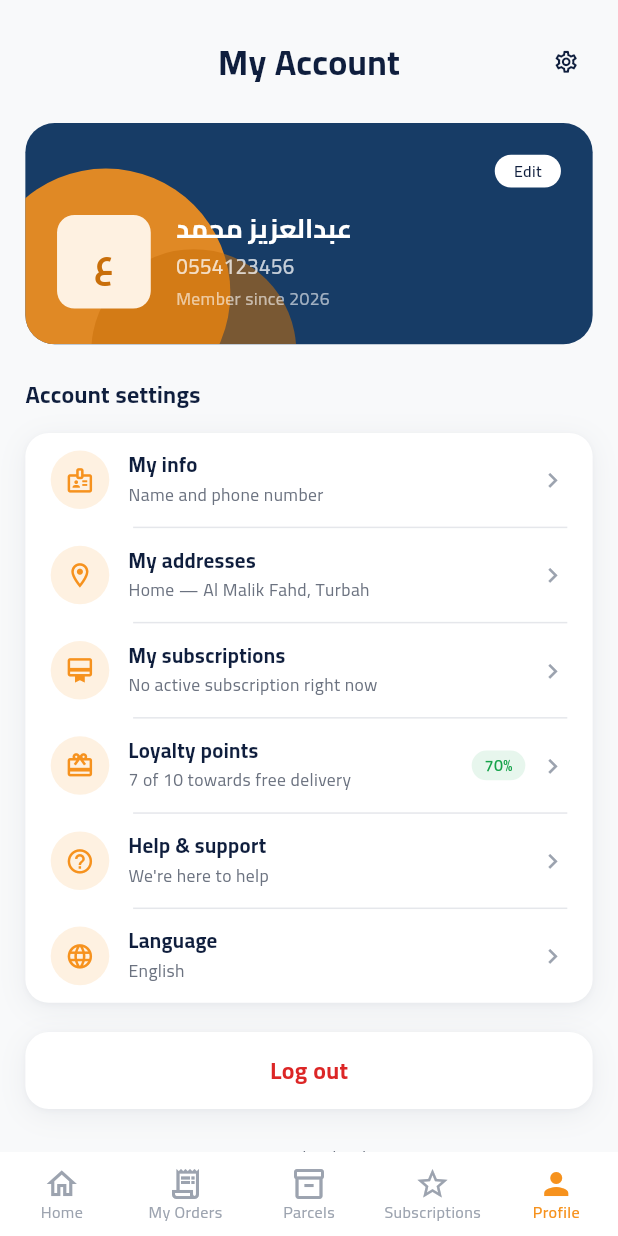
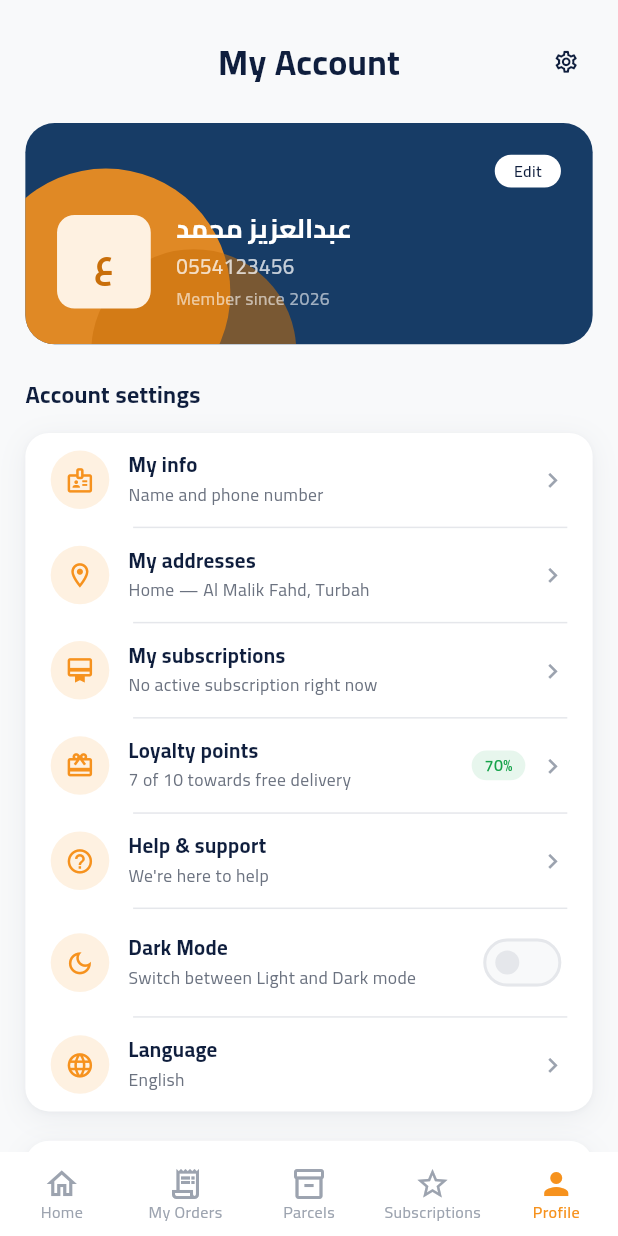
Before and after one commit to ibnRizk/ssm, a Flutter app: the screen it shows after launch, item 5 of the bottom bar chosen, on a phone screen of 412 x 824 dp. Run offline on Flutter 3.47's test engine with Material 3 defaults, Android fonts, the phone set to English and light mode, and no system bars; our stand-ins replace cached_network_image, dartz, dio, equatable, flutter_bloc, flutter_screenutil and 9 more.

Commit message:
feat: add dark mode support with theme toggle functionality and UI updates

```diff
--- a/lang/ar.json
+++ b/lang/ar.json
@@ -173,6 +173,8 @@
   "account_help_subtitle": "نحن هنا لخدمتك",
   "account_logout_button": "تسجيل الخروج",
   "account_footer_tagline": "خدمات لوجستية · نقل طرود محلي",
+  "account_appearance_title": "الوضع الداكن",
+  "account_appearance_subtitle": "التبديل بين الوضع الفاتح والداكن",
   "theme": "المظهر",
   "field_required": "هذا الحقل مطلوب",
   "invalid_email": "أدخل بريداً إلكترونياً صحيحاً",
--- a/lang/en.json
+++ b/lang/en.json
@@ -173,6 +173,8 @@
   "account_help_subtitle": "We're here to help",
   "account_logout_button": "Log out",
   "account_footer_tagline": "Logistics services · local parcel delivery",
+  "account_appearance_title": "Dark Mode",
+  "account_appearance_subtitle": "Switch between Light and Dark mode",
   "theme": "Theme",
   "field_required": "This field is required",
   "invalid_email": "Enter a valid email address",
--- a/lib/app.dart
+++ b/lib/app.dart
@@ -9,6 +9,7 @@ import 'config/locale/app_localizations_setup.dart';
 import 'config/locale/locale_cubit.dart';
 import 'config/routes/app_routes.dart';
 import 'core/theme/app_theme.dart';
+import 'core/theme/theme_cubit.dart';
 import 'injection_container.dart';
 
 /// Set this to your Figma frame size. Every `.w/.h/.sp/.r` is relative to it.
@@ -48,10 +49,15 @@ class _AppState extends State<App> {
       minTextAdapt: true,
       splitScreenMode: true,
       builder: (_, __) {
-        return BlocProvider<LocaleCubit>.value(
-          value: localeCubit,
+        return MultiBlocProvider(
+          providers: [
+            BlocProvider<LocaleCubit>.value(value: localeCubit),
+            BlocProvider<ThemeCubit>.value(value: themeCubit),
+          ],
           child: BlocBuilder<LocaleCubit, Locale?>(
             builder: (BuildContext context, Locale? locale) {
+              return BlocBuilder<ThemeCubit, ThemeMode>(
+                builder: (BuildContext context, ThemeMode themeMode) {
                   return MaterialApp.router(
                     // `'key'.tr` reads a global singleton, not `context` — plain
                     // const widgets deep in the tree won't re-run `build()` just
@@ -62,9 +68,9 @@ class _AppState extends State<App> {
                     key: ValueKey<Locale?>(locale),
                     title: AppEnv.appName,
                     debugShowCheckedModeBanner: false,
-                // Light only — the SSM design has no dark variant.
                     theme: appTheme,
-                themeMode: ThemeMode.light,
+                    darkTheme: appThemeDark,
+                    themeMode: themeMode,
                 // Null until the user explicitly picks a language in the
                 // Account tab — `localeResolutionCallback` below then keeps
                 // following the device locale, same as before that choice.
@@ -77,6 +83,8 @@ class _AppState extends State<App> {
                     routerConfig: AppRoutes.router,
                   );
                 },
+              );
+            },
           ),
         );
       },
--- a/lib/core/theme/app_colors.dart
+++ b/lib/core/theme/app_colors.dart
@@ -90,8 +90,6 @@ class AppColors extends ThemeExtension<AppColors> {
     required this.info,
   });
 
-  /// The only variant — the SSM design is light-only. A dark variant would be
-  /// a second constant here plus a `darkTheme` in `app_theme.dart`.
   static const AppColors light = AppColors(
     primary: Palette.primary,
     primaryDark: Palette.primaryDark,
@@ -112,6 +110,31 @@ class AppColors extends ThemeExtension<AppColors> {
     successLight: Palette.successLight,
     warning: Palette.warning,
     warningLight: Palette.warningLight,
+    info: Palette.info,
+  );
+
+  /// The dark variant, retaining the core brand colours (navy/orange) while
+  /// inverting the background and textual elements for night-time readability.
+  static const AppColors dark = AppColors(
+    primary: Palette.primary,
+    primaryDark: Palette.primaryDark,
+    primaryLight: Palette.primaryDark, // Muted for dark mode
+    secondary: Palette.secondary,
+    secondaryDark: Palette.secondaryDark,
+    secondaryLight: Color(0xFF452B0F), // Darkened orange tint
+    accent: Palette.accent,
+    background: Color(0xFF121212),
+    surface: Color(0xFF1E1E1E),
+    textPrimary: Color(0xFFF9FAFB),
+    textSecondary: Color(0xFF9CA3AF),
+    textHint: Color(0xFF6B7280),
+    border: Color(0xFF374151),
+    error: Palette.error,
+    errorLight: Color(0xFF450A0A),
+    success: Palette.success,
+    successLight: Color(0xFF064E3B),
+    warning: Palette.warning,
+    warningLight: Color(0xFF451A03),
     info: Palette.info,
   );
 
--- a/lib/core/theme/app_theme.dart
+++ b/lib/core/theme/app_theme.dart
@@ -8,13 +8,15 @@ import 'app_fonts.dart';
 import 'app_text_styles.dart';
 
 /// The SSM theme — light only, the design has no dark variant.
-///
 /// A getter, not a constant: it uses ScreenUtil (`.w/.h/.sp/.r`), so it must
 /// be evaluated *inside* the `ScreenUtilInit` builder — which is where
 /// `app.dart` reads it.
-ThemeData get appTheme => _buildTheme(AppColors.light);
+ThemeData get appTheme => _buildTheme(AppColors.light, Brightness.light);
 
-ThemeData _buildTheme(AppColors c) {
+/// The dark variant of the SSM theme.
+ThemeData get appThemeDark => _buildTheme(AppColors.dark, Brightness.dark);
+
+ThemeData _buildTheme(AppColors c, Brightness brightness) {
   final RoundedRectangleBorder buttonShape = RoundedRectangleBorder(
     borderRadius: BorderRadius.circular(AppRadius.lg.r),
   );
@@ -22,13 +24,13 @@ ThemeData _buildTheme(AppColors c) {
 
   return ThemeData(
     useMaterial3: true,
-    brightness: Brightness.light,
+    brightness: brightness,
     fontFamily: AppFonts.primary,
     extensions: <ThemeExtension<dynamic>>[c],
     textTheme: _buildTextTheme(c),
 
     colorScheme: ColorScheme(
-      brightness: Brightness.light,
+      brightness: brightness,
       primary: c.primary,
       onPrimary: Colors.white,
       primaryContainer: c.primaryLight,
--- /dev/null
+++ b/lib/core/theme/theme_cubit.dart
@@ -0,0 +1,45 @@
+import 'package:flutter/material.dart';
+import 'package:flutter_bloc/flutter_bloc.dart';
+
+import '../services/local_storage/app_shared_preferences.dart';
+
+class ThemeCubit extends Cubit<ThemeMode> {
+  final AppSharedPreferences _sharedPreferences;
+  static const String _themeKey = 'app_theme_mode';
+
+  ThemeCubit({required AppSharedPreferences sharedPreferences})
+      : _sharedPreferences = sharedPreferences,
+        super(_loadThemeMode(sharedPreferences));
+
+  static ThemeMode _loadThemeMode(AppSharedPreferences prefs) {
+    final String? themeStr = prefs.instance.getString(_themeKey);
+    if (themeStr == 'light') return ThemeMode.light;
+    if (themeStr == 'dark') return ThemeMode.dark;
+    return ThemeMode.system;
+  }
+
+  Future<void> setThemeMode(ThemeMode mode) async {
+    String themeStr;
+    switch (mode) {
+      case ThemeMode.light:
+        themeStr = 'light';
+        break;
+      case ThemeMode.dark:
+        themeStr = 'dark';
+        break;
+      case ThemeMode.system:
+        themeStr = 'system';
+        break;
+    }
+    await _sharedPreferences.instance.setString(_themeKey, themeStr);
+    emit(mode);
+  }
+
+  Future<void> toggleTheme() async {
+    // Treat system as light for toggling simplicity or explicitly check brightness.
+    // For manual toggle, just switch between light and dark.
+    final ThemeMode newMode =
+        state == ThemeMode.dark ? ThemeMode.light : ThemeMode.dark;
+    await setThemeMode(newMode);
+  }
+}
--- a/lib/core/utils/values/strings.dart
+++ b/lib/core/utils/values/strings.dart
@@ -664,6 +664,12 @@ abstract class Strings {
   static const String _accountLogoutButton = 'account_logout_button';
   static String get accountLogoutButton => _accountLogoutButton.tr;
 
+  static const String _accountAppearanceTitle = 'account_appearance_title';
+  static String get accountAppearanceTitle => _accountAppearanceTitle.tr;
+
+  static const String _accountAppearanceSubtitle = 'account_appearance_subtitle';
+  static String get accountAppearanceSubtitle => _accountAppearanceSubtitle.tr;
+
   static const String _accountFooterTagline = 'account_footer_tagline';
   static String get accountFooterTagline => _accountFooterTagline.tr;
 
--- a/lib/features/account/presentation/widgets/account_settings_section.dart
+++ b/lib/features/account/presentation/widgets/account_settings_section.dart
@@ -1,4 +1,5 @@
 import 'package:flutter/material.dart';
+import 'package:flutter_bloc/flutter_bloc.dart';
 import 'package:flutter_screenutil/flutter_screenutil.dart';
 import 'package:go_router/go_router.dart';
 
@@ -7,6 +8,7 @@ import '../../../../core/theme/app_colors.dart';
 import '../../../../core/theme/app_decorations.dart';
 import '../../../../core/theme/app_dimens.dart';
 import '../../../../core/theme/app_text_styles.dart';
+import '../../../../core/theme/theme_cubit.dart';
 import '../../../../core/utils/enum_extensions.dart';
 import '../../../../core/utils/values/strings.dart';
 import '../../../../core/widgets/show_modal_bottom_sheet.dart';
@@ -82,6 +84,21 @@ class AccountSettingsSection extends StatelessWidget {
         onTap: () {},
       ),
       AccountSettingsTile(
+        icon: Icons.dark_mode_outlined,
+        title: Strings.accountAppearanceTitle,
+        subtitle: Strings.accountAppearanceSubtitle,
+        trailing: BlocBuilder<ThemeCubit, ThemeMode>(
+          builder: (context, themeMode) {
+            return Switch(
+              value: themeMode == ThemeMode.dark,
+              onChanged: (_) => context.read<ThemeCubit>().toggleTheme(),
+              activeTrackColor: c.secondary,
+            );
+          },
+        ),
+        onTap: () => context.read<ThemeCubit>().toggleTheme(),
+      ),
+      AccountSettingsTile(
         icon: Icons.language,
         title: Strings.language,
         subtitle: LanguageCodeExtension.fromString(
--- a/lib/features/account/presentation/widgets/account_settings_tile.dart
+++ b/lib/features/account/presentation/widgets/account_settings_tile.dart
@@ -14,6 +14,7 @@ class AccountSettingsTile extends StatelessWidget {
   final String subtitle;
   final VoidCallback onTap;
   final Widget? badge;
+  final Widget? trailing;
 
   const AccountSettingsTile({
     super.key,
@@ -22,6 +23,7 @@ class AccountSettingsTile extends StatelessWidget {
     required this.subtitle,
     required this.onTap,
     this.badge,
+    this.trailing,
   });
 
   @override
@@ -69,6 +71,7 @@ class AccountSettingsTile extends StatelessWidget {
               badge!,
               SizedBox(width: AppSpacing.xs.w),
             ],
+            trailing ??
                 Icon(
                   Directionality.of(context) == TextDirection.rtl
                       ? Icons.chevron_left
--- a/lib/features/account/presentation/widgets/language_selector_sheet.dart
+++ b/lib/features/account/presentation/widgets/language_selector_sheet.dart
@@ -26,12 +26,14 @@ class LanguageSelectorSheet extends StatelessWidget {
       title: Strings.language,
       child: Column(
         children: <Widget>[
-          for (final LanguageCode code in LanguageCode.values) ...<Widget>[
+          for (final LanguageCode code
+              in LanguageCode.values) ...<Widget>[
             _LanguageOption(
               code: code,
               selected: current.languageCode == code.name,
             ),
-            if (code != LanguageCode.values.last) SizedBox(height: 4.h),
+            if (code != LanguageCode.values.last)
+              SizedBox(height: 4.h),
           ],
           SizedBox(height: AppSpacing.sm.h),
         ],
@@ -44,7 +46,10 @@ class _LanguageOption extends StatelessWidget {
   final LanguageCode code;
   final bool selected;
 
-  const _LanguageOption({required this.code, required this.selected});
+  const _LanguageOption({
+    required this.code,
+    required this.selected,
+  });
 
   @override
   Widget build(BuildContext context) {
@@ -61,8 +66,12 @@ class _LanguageOption extends StatelessWidget {
           vertical: AppSpacing.sm.h,
         ),
         decoration: BoxDecoration(
-          color: selected ? c.primaryLight : Colors.transparent,
-          borderRadius: BorderRadius.circular(AppRadius.md.r),
+          color: selected
+              ? c.primaryLight
+              : Colors.transparent,
+          borderRadius: BorderRadius.circular(
+            AppRadius.md.r,
+          ),
         ),
         child: Row(
           children: <Widget>[
@@ -70,12 +79,18 @@ class _LanguageOption extends StatelessWidget {
               child: Text(
                 code.displayName,
                 style: AppTextStyles.titleSmall(
-                  color: selected ? c.primary : c.textPrimary,
+                  color: selected
+                      ? c.primary
+                      : c.textPrimary,
                 ),
               ),
             ),
             if (selected)
-              Icon(Icons.check_circle, color: c.primary, size: 20.r),
+              Icon(
+                Icons.check_circle,
+                color: c.primary,
+                size: 20.r,
+              ),
           ],
         ),
       ),
--- a/lib/injection_container.dart
+++ b/lib/injection_container.dart
@@ -11,6 +11,7 @@ import 'core/api/dio_consumer.dart';
 import 'core/services/local_storage/app_secure_storage.dart';
 import 'core/services/local_storage/app_shared_preferences.dart';
 import 'core/theme/app_colors.dart';
+import 'core/theme/theme_cubit.dart';
 import 'features/home/home_injection.dart';
 import 'features/restaurants/restaurants_injection.dart';
 
@@ -37,6 +38,7 @@ abstract class ServiceLocator {
     injectAppColors(AppColors.light);
     injectRoutesStackSingleton(<String>[]);
     _injectLocaleCubit();
+    _injectThemeCubit();
 
     // --- Features ---
     await initHomeFeatureInjection();
@@ -65,6 +67,10 @@ abstract class ServiceLocator {
 
   static void _injectLocaleCubit() => instance.registerLazySingleton<LocaleCubit>(
     () => LocaleCubit(sharedPreferences: instance()),
+  );
+
+  static void _injectThemeCubit() => instance.registerLazySingleton<ThemeCubit>(
+    () => ThemeCubit(sharedPreferences: instance()),
   );
 
   static void _injectDioConsumer() => instance
@@ -129,5 +135,7 @@ AppLocalizations get appLocalizations =>
 
 LocaleCubit get localeCubit => ServiceLocator.instance<LocaleCubit>();
 
+ThemeCubit get themeCubit => ServiceLocator.instance<ThemeCubit>();
+
 List<String> get routesStack =>
     ServiceLocator.instance<List<String>>(instanceName: 'routesStack');
```
Lines whose indentation alone changed are shown as unchanged.
